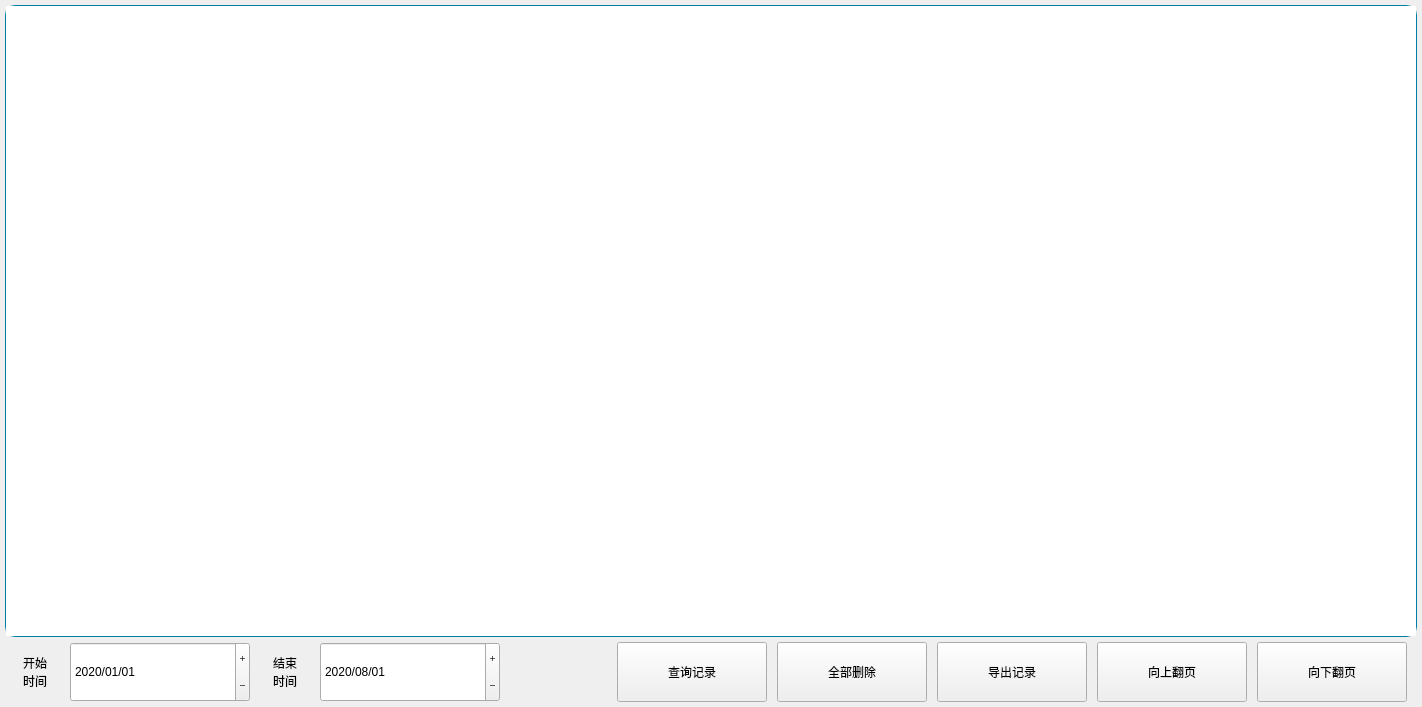
First picture: the form in SS_GDE/RecordInfo/recordinfo.ui, repository Micheal1022/SS_GDE_Project, before the edit.
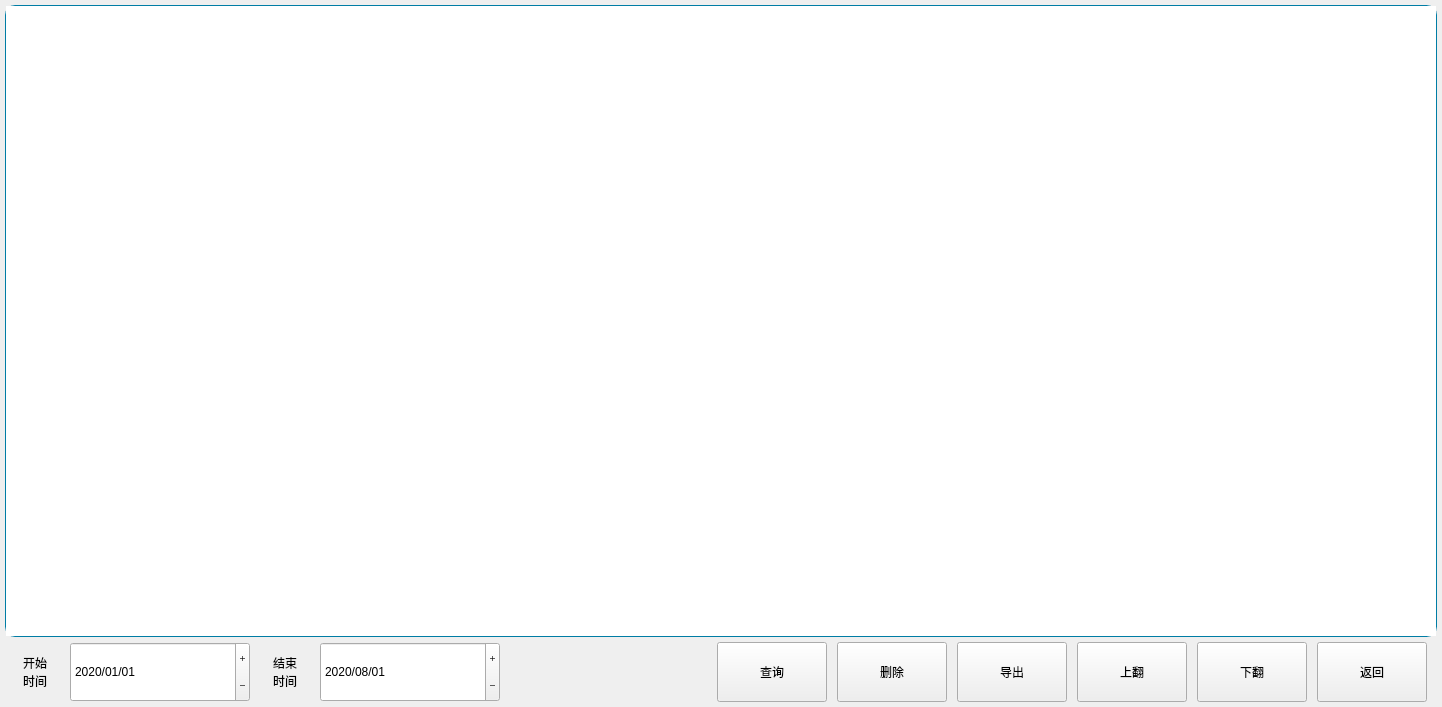
Second picture: the form after the edit. Icons and pictures are not drawn.

Commit message: 1.调整按键形式 2.添加用户登录功能 3.添加返回主界面功能

Diff of the .ui file:
```diff
--- a/SS_GDE/RecordInfo/recordinfo.ui
+++ b/SS_GDE/RecordInfo/recordinfo.ui
@@ -6,7 +6,7 @@
    <rect>
     <x>0</x>
     <y>0</y>
-    <width>1422</width>
+    <width>1442</width>
     <height>707</height>
    </rect>
   </property>
@@ -251,7 +251,7 @@
       </spacer>
      </item>
      <item>
-      <layout class="QHBoxLayout" name="horizontalLayout" stretch="1,1,1,1,1">
+      <layout class="QHBoxLayout" name="horizontalLayout" stretch="0,1,1,1,1,0">
        <property name="spacing">
         <number>10</number>
        </property>
@@ -262,18 +262,18 @@
         <widget class="QToolButton" name="tBtnCheck">
          <property name="minimumSize">
           <size>
-           <width>150</width>
+           <width>110</width>
            <height>60</height>
           </size>
          </property>
          <property name="maximumSize">
           <size>
-           <width>150</width>
+           <width>110</width>
            <height>60</height>
           </size>
          </property>
          <property name="text">
-          <string>查询记录</string>
+          <string>查询</string>
          </property>
          <property name="icon">
           <iconset resource="../image.qrc">
@@ -294,18 +294,18 @@
         <widget class="QToolButton" name="tBtnAllDel">
          <property name="minimumSize">
           <size>
-           <width>150</width>
+           <width>110</width>
            <height>60</height>
           </size>
          </property>
          <property name="maximumSize">
           <size>
-           <width>150</width>
-           <height>120</height>
+           <width>110</width>
+           <height>60</height>
           </size>
          </property>
          <property name="text">
-          <string>全部删除</string>
+          <string>删除</string>
          </property>
          <property name="icon">
           <iconset resource="../image.qrc">
@@ -326,18 +326,18 @@
         <widget class="QToolButton" name="tBtnExport">
          <property name="minimumSize">
           <size>
-           <width>150</width>
+           <width>110</width>
            <height>60</height>
           </size>
          </property>
          <property name="maximumSize">
           <size>
-           <width>150</width>
-           <height>120</height>
+           <width>110</width>
+           <height>60</height>
           </size>
          </property>
          <property name="text">
-          <string>导出记录</string>
+          <string>导出</string>
          </property>
          <property name="icon">
           <iconset resource="../image.qrc">
@@ -358,18 +358,18 @@
         <widget class="QToolButton" name="tBtnPageUp">
          <property name="minimumSize">
           <size>
-           <width>150</width>
+           <width>110</width>
            <height>60</height>
           </size>
          </property>
          <property name="maximumSize">
           <size>
-           <width>150</width>
+           <width>110</width>
            <height>60</height>
           </size>
          </property>
          <property name="text">
-          <string>向上翻页</string>
+          <string>上翻</string>
          </property>
          <property name="icon">
           <iconset resource="../image.qrc">
@@ -393,18 +393,18 @@
          </property>
          <property name="minimumSize">
           <size>
-           <width>150</width>
+           <width>110</width>
            <height>60</height>
           </size>
          </property>
          <property name="maximumSize">
           <size>
-           <width>150</width>
+           <width>110</width>
            <height>60</height>
           </size>
          </property>
          <property name="text">
-          <string>向下翻页</string>
+          <string>下翻</string>
          </property>
          <property name="icon">
           <iconset resource="../image.qrc">
@@ -421,6 +421,41 @@
          </property>
         </widget>
        </item>
+       <item>
+        <widget class="QToolButton" name="tBtnBack">
+         <property name="enabled">
+          <bool>true</bool>
+         </property>
+         <property name="minimumSize">
+          <size>
+           <width>110</width>
+           <height>60</height>
+          </size>
+         </property>
+         <property name="maximumSize">
+          <size>
+           <width>110</width>
+           <height>60</height>
+          </size>
+         </property>
+         <property name="text">
+          <string>返回</string>
+         </property>
+         <property name="icon">
+          <iconset resource="../image.qrc">
+           <normaloff>:/Image/back.png</normaloff>:/Image/back.png</iconset>
+         </property>
+         <property name="iconSize">
+          <size>
+           <width>40</width>
+           <height>40</height>
+          </size>
+         </property>
+         <property name="toolButtonStyle">
+          <enum>Qt::ToolButtonTextBesideIcon</enum>
+         </property>
+        </widget>
+       </item>
       </layout>
      </item>
     </layout>
```
The commit also changes 34 other files.
